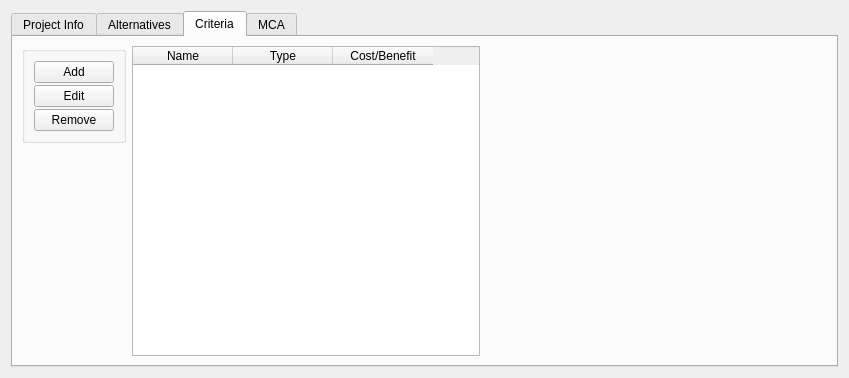
Above: src/gui/project_view.ui from Ecotrust/delphos before the change. Below: the same form after it.
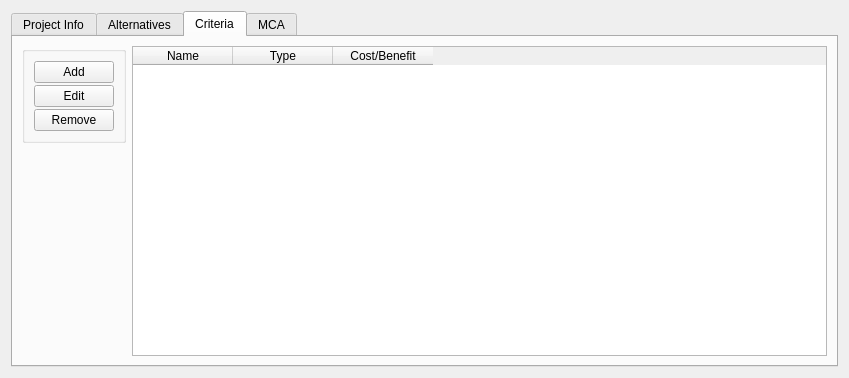
That is the form after the change. The open tabs and pages were chosen to show the change.

Commit message: loads alternatives and criteria from DB into tables on project load

```diff
--- a/src/gui/project_view.ui
+++ b/src/gui/project_view.ui
@@ -276,8 +276,6 @@
       </attribute>
       <layout class="QHBoxLayout" >
        <item>
-        <layout class="QHBoxLayout" >
-         <item>
           <layout class="QVBoxLayout" >
            <item>
             <widget class="QGroupBox" name="groupBox_2" >
@@ -328,7 +326,7 @@
           </layout>
          </item>
          <item>
-          <widget class="QTableWidget" name="tableWidget_2" >
+        <widget class="QTableWidget" name="crit_table" >
            <property name="minimumSize" >
             <size>
              <width>300</width>
@@ -366,21 +364,6 @@
             </property>
            </column>
           </widget>
-         </item>
-         <item>
-          <spacer>
-           <property name="orientation" >
-            <enum>Qt::Horizontal</enum>
-           </property>
-           <property name="sizeHint" >
-            <size>
-             <width>40</width>
-             <height>20</height>
-            </size>
-           </property>
-          </spacer>
-         </item>
-        </layout>
        </item>
       </layout>
      </widget>
```
Left out of the diff: 2 changed lines with no effect on the pictures. Lines whose indentation alone changed are shown as unchanged. The commit also changes 4 other files.
